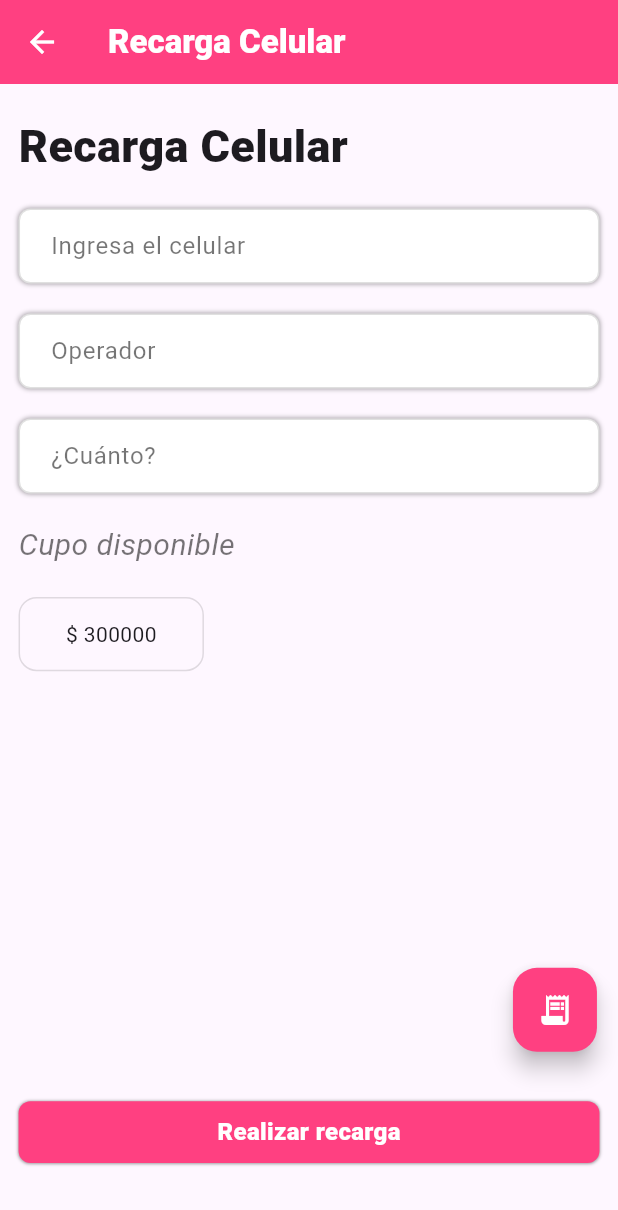
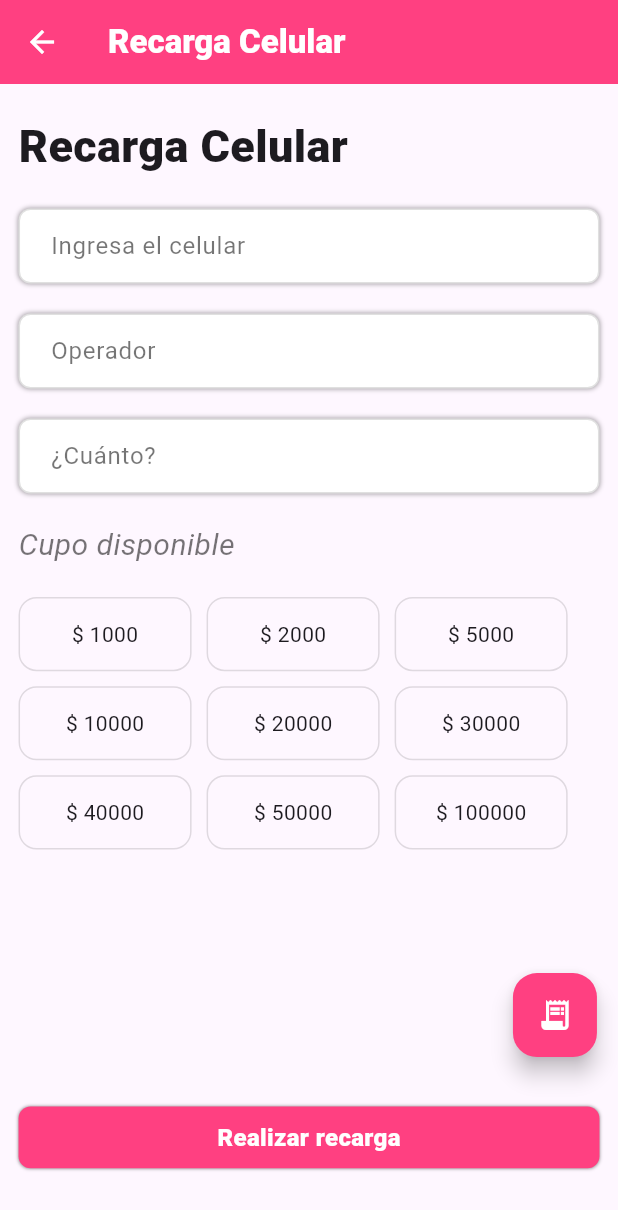
Before and after one commit to Danielcar2na/recargas_app, a Flutter app: the RechargeView screen opened directly, on a phone screen of 412 x 824 dp. Shown: the top 1210 px of the screen. Run offline on Flutter 3.47's test engine with Material 3 defaults, Android fonts, the phone set to English and light mode, and no system bars; our stand-ins replace flutter_riverpod, google_fonts, shared_preferences, sqflite; accounts and stored records are empty.

Commit message:
ajuste vista recargas acceso directos valores

```diff
--- a/lib/views/recharge_view.dart
+++ b/lib/views/recharge_view.dart
@@ -55,9 +55,10 @@ class _RechargeViewState extends ConsumerState<RechargeView> {
 
     return Scaffold(
       appBar: AppBar(
-        title:  Text(
+        title: Text(
           'Recarga Celular',
-          style: GoogleFonts.roboto(color: Colors.white, fontWeight: FontWeight.w800),
+          style: GoogleFonts.roboto(
+              color: Colors.white, fontWeight: FontWeight.w800),
         ),
         backgroundColor: Colors.pinkAccent,
         iconTheme: const IconThemeData(color: Colors.white),
@@ -72,7 +73,8 @@ class _RechargeViewState extends ConsumerState<RechargeView> {
               Text(
                 'Recarga Celular',
                 textAlign: TextAlign.start,
-                style: GoogleFonts.roboto(fontSize: 30, fontWeight: FontWeight.w800),
+                style: GoogleFonts.roboto(
+                    fontSize: 30, fontWeight: FontWeight.w800),
               ),
               const SizedBox(height: 20),
               TextFormFieldCustom(
@@ -127,19 +129,39 @@ class _RechargeViewState extends ConsumerState<RechargeView> {
                     fontStyle: FontStyle.italic,
                     color: Colors.black54),
               ),
-
               const SizedBox(height: 20),
-              Container(
+              Wrap(
+                spacing: 10, // Espaciado horizontal entre elementos
+                runSpacing: 10, // Espaciado vertical entre filas
+                children: [
+                  1000,
+                  2000,
+                  5000,
+                  10000,
+                  20000,
+                  30000,
+                  40000,
+                  50000,
+                  100000
+                ]
+                    .map((value) => InkWell(
+                          onTap: () {
+                            widget.controllerPrice.text = value.toString();
+                          },
+                          child: Container(
                             alignment: Alignment.center,
-                width: width * 0.3,
+                            width: width * 0.28,
                             height: height * 0.06,
                             decoration: BoxDecoration(
                               borderRadius: BorderRadius.circular(12),
                               border: Border.all(color: Colors.black12),
                             ),
-                child: const Text('\$ 300000'),
+                            child: Text('\$ $value'),
                           ),
-              SizedBox(height: height * 0.24),
+                        ))
+                    .toList(),
+              ),
+              SizedBox(height: height * 0.1),
               Padding(
                 padding: EdgeInsets.only(left: width * 0.8),
                 child: FloatingActionButton(
@@ -156,10 +178,13 @@ class _RechargeViewState extends ConsumerState<RechargeView> {
                   ),
                 ),
               ),
-              SizedBox(height: height * 0.04,),
+              SizedBox(
+                height: height * 0.04,
+              ),
               rechargeState.when(
                 data: (message) => message != null
-                    ? Text(message, style:  GoogleFonts.roboto(color: Colors.green))
+                    ? Text(message,
+                        style: GoogleFonts.roboto(color: Colors.green))
                     : ButtonCustom(
                         key: ValueKey('botonRecarga'),
                         width: width,
@@ -172,8 +197,8 @@ class _RechargeViewState extends ConsumerState<RechargeView> {
                         colorText: Colors.white,
                       ),
                 loading: () => const Center(child: CircularProgressIndicator()),
-                error: (err, _) =>
-                    Text("Error: $err", style:  GoogleFonts.roboto(color: Colors.red)),
+                error: (err, _) => Text("Error: $err",
+                    style: GoogleFonts.roboto(color: Colors.red)),
               ),
               SizedBox(height: height * 0.05),
             ],
@@ -252,8 +277,10 @@ class _RechargeViewState extends ConsumerState<RechargeView> {
           actions: [
             TextButton(
                 onPressed: () => Navigator.pop(context),
-              child:  Text("OK",style: GoogleFonts.roboto(color: Colors.pinkAccent), )
-            ),
+                child: Text(
+                  "OK",
+                  style: GoogleFonts.roboto(color: Colors.pinkAccent),
+                )),
           ],
         );
       },
```
Lines whose indentation alone changed are shown as unchanged.
